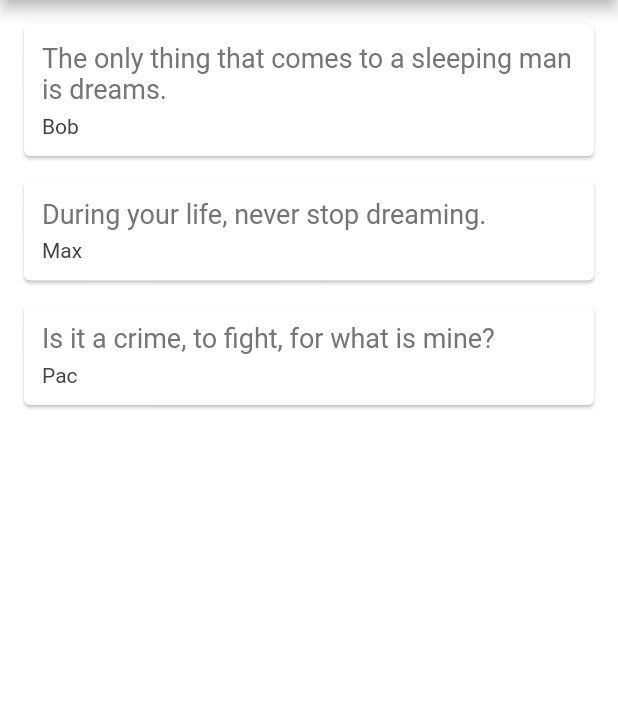
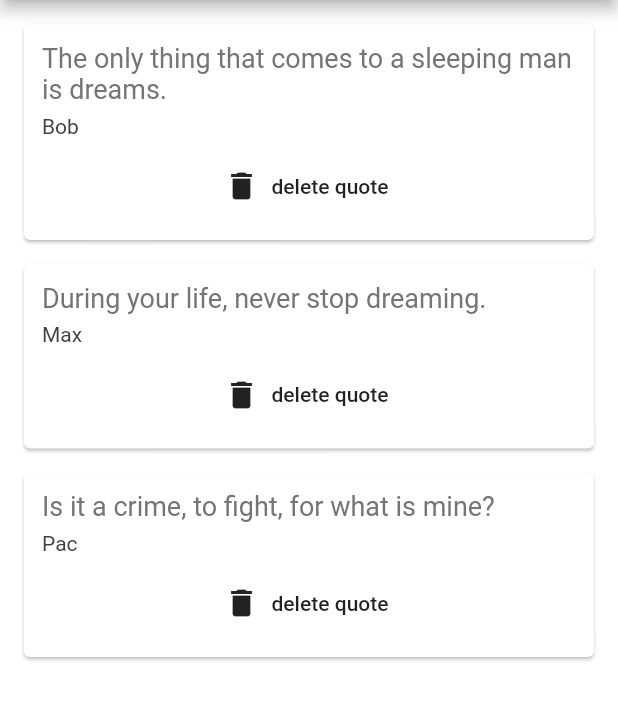
Before and after one commit to Thandohimself/quotes_flutter_app, a Flutter app: the screen it shows after launch, on a phone screen of 412 x 824 dp, the part 84-805 px from its top. Run offline on Flutter 3.47's test engine with Material 2 defaults, Android fonts, the phone set to English and light mode, and no system bars.

Commit message:
Added delete function

```diff
--- a/lib/QuoteCard.dart
+++ b/lib/QuoteCard.dart
@@ -3,8 +3,10 @@ import 'quote.dart';
 
 class QuoteCard extends StatelessWidget {
   final Quote quote;
+  final Function delete;
 
-  QuoteCard({this.quote});
+
+  QuoteCard({this.quote, this.delete});
 
   @override
   Widget build(BuildContext context) {
@@ -25,6 +27,12 @@ class QuoteCard extends StatelessWidget {
             Text(
               quote.author,
               style: TextStyle(fontSize: 14.0, color: Colors.grey[800]),
+            ),
+            SizedBox(height: 8.0,),
+            FlatButton.icon(
+                onPressed: delete,
+                label: Text('delete quote'),
+                icon: Icon(Icons.delete)
             )
           ],
         ),
--- a/lib/main.dart
+++ b/lib/main.dart
@@ -31,7 +31,14 @@ class _QuoteListState extends State<QuoteList> {
         backgroundColor: Colors.deepOrangeAccent[100],
       ),
       body: Column(
-        children: quotes.map((quote) => QuoteCard(quote: quote)).toList(),
+        children: quotes.map((quote) => QuoteCard(
+            quote: quote,
+            delete:(){
+              setState(() {
+                quotes.remove(quote);
+              });
+            }
+        )).toList(),
       ),
     );
   }
```
